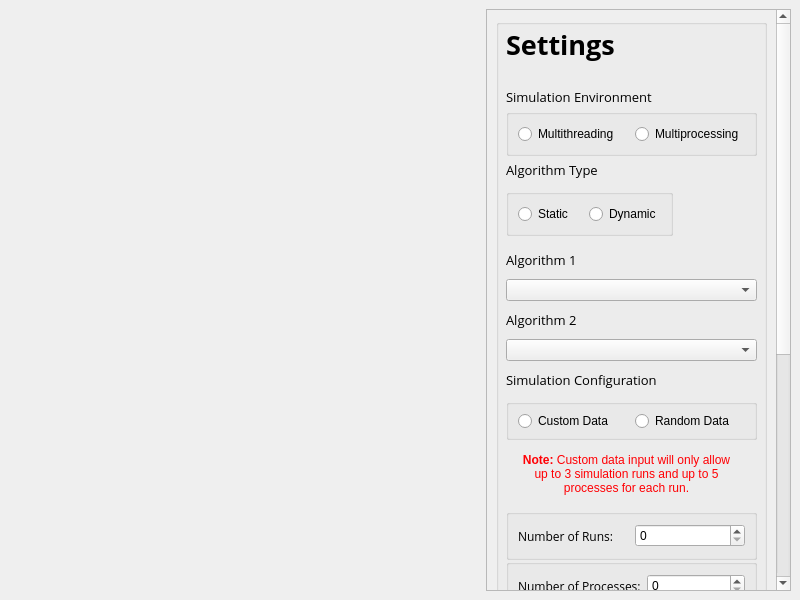
Above: source/Library/UI/schedulesim.ui from joeric1028/ScheduleSim before the change. Below: the same form after it.
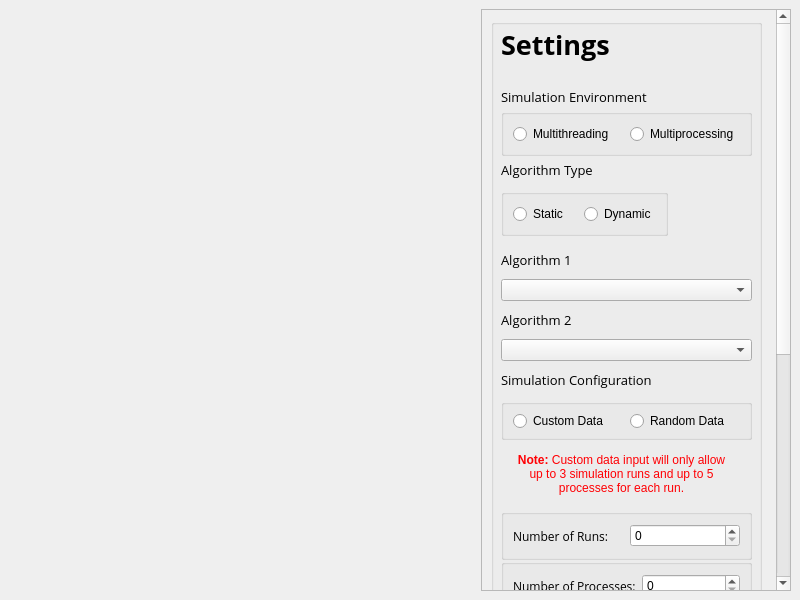
That is the form after the change. Custom widgets are drawn as their Qt base class.

```diff
--- a/source/Library/UI/schedulesim.ui
+++ b/source/Library/UI/schedulesim.ui
@@ -53,13 +53,13 @@
      <widget class="QScrollArea" name="scrollArea">
       <property name="minimumSize">
        <size>
-        <width>305</width>
+        <width>310</width>
         <height>0</height>
        </size>
       </property>
       <property name="maximumSize">
        <size>
-        <width>305</width>
+        <width>310</width>
         <height>16777215</height>
        </size>
       </property>
@@ -73,8 +73,8 @@
        <property name="geometry">
         <rect>
          <x>0</x>
-         <y>0</y>
-         <width>289</width>
+         <y>-388</y>
+         <width>294</width>
          <height>968</height>
         </rect>
        </property>
```
